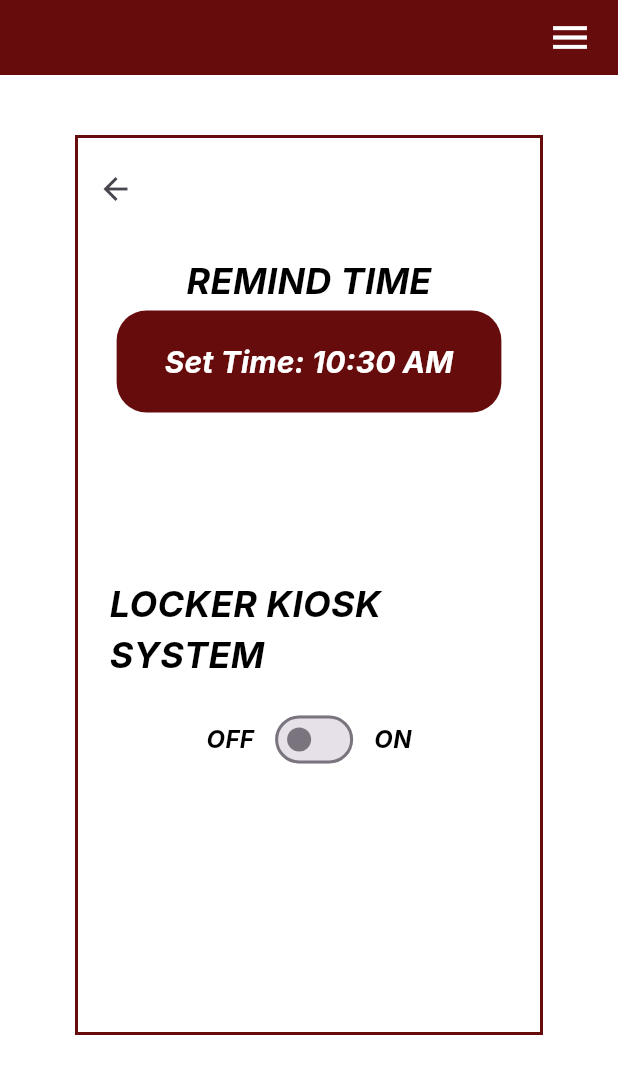
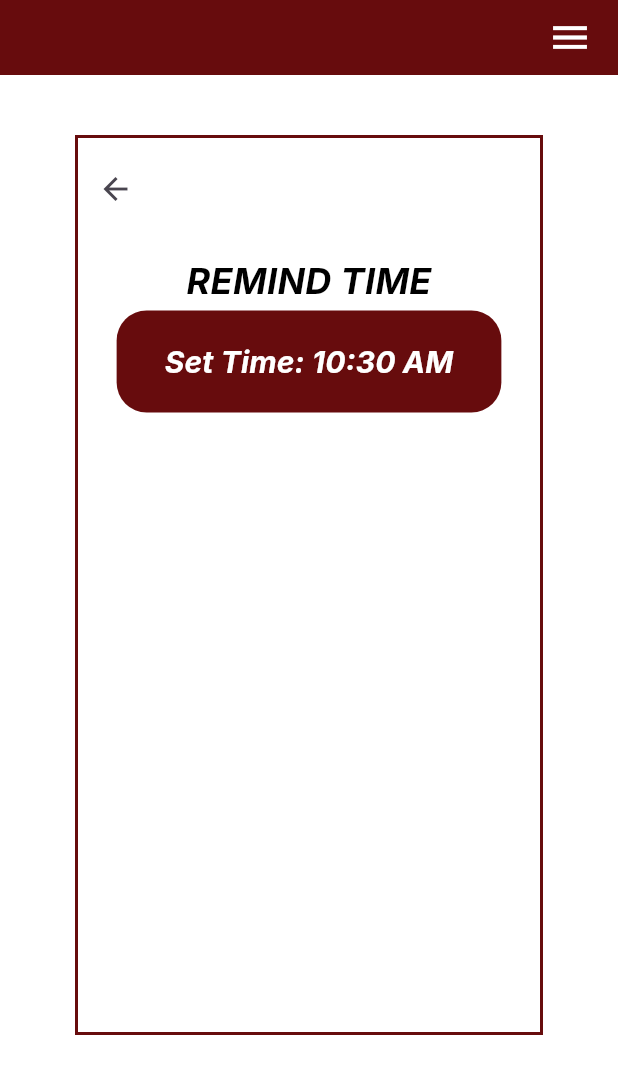
Before and after one commit to ChrisnellJoy19/thesisApp-repo, a Flutter app: the Settings screen opened directly, on a phone screen of 412 x 824 dp. Shown: the top 1074 px of the screen. Run offline on Flutter 3.47's test engine with Material 3 defaults, Android fonts, the phone set to English and light mode, and no system bars; our stand-ins replace cloud_firestore, firebase_auth, firebase_core; accounts and stored records are empty; Roboto replaces fonts that are missing (Inter).

Commit message:
removed power on and off in settings

```diff
--- a/lib/pages/forgot_password.dart
+++ b/lib/pages/forgot_password.dart
@@ -1,7 +1,7 @@
 import 'package:flutter/material.dart';
 import 'package:flutter_application_3/pages/login.dart';
 import 'package:flutter_application_3/pages/forgot_password/email.dart';
-import 'package:flutter_application_3/pages/forgot_password/phone.dart';
+// import 'package:flutter_application_3/pages/forgot_password/phone.dart';
 
 class ForgotPassword extends StatefulWidget {
   const ForgotPassword({super.key});
--- a/lib/pages/settings.dart
+++ b/lib/pages/settings.dart
@@ -2,7 +2,7 @@ import 'package:flutter/material.dart';
 import 'package:flutter_application_3/pages/dashboard.dart';
 import 'package:flutter_application_3/widgets/drawer.dart';
 import 'package:flutter_application_3/widgets/drawer_button.dart';
-import 'package:flutter_application_3/widgets/power_toggle.dart';
+// import 'package:flutter_application_3/widgets/power_toggle.dart';
 import 'package:flutter_application_3/widgets/timepicker.dart';
 
 class Settings extends StatefulWidget {
@@ -89,19 +89,7 @@ class _SettingsState extends State<Settings> {
                               color: const Color.fromARGB(255, 255, 255, 255),
                               borderRadius: BorderRadius.circular(20),
                             ),
-                            child: const Text(
-                              'LOCKER KIOSK SYSTEM',
-                              style: TextStyle(
-                                fontFamily: "Inter",
-                                fontStyle: FontStyle.italic,
-                                fontSize: 24,
-                                color: Color.fromARGB(255, 0, 0, 0),
-                                fontWeight: FontWeight.bold,
-                              ),
-                            ),
                           ),
-                          const SizedBox(height: 6),
-                          const PowerToggle(),
                         ],
                       ),
                       const SizedBox(height: 20),
```
